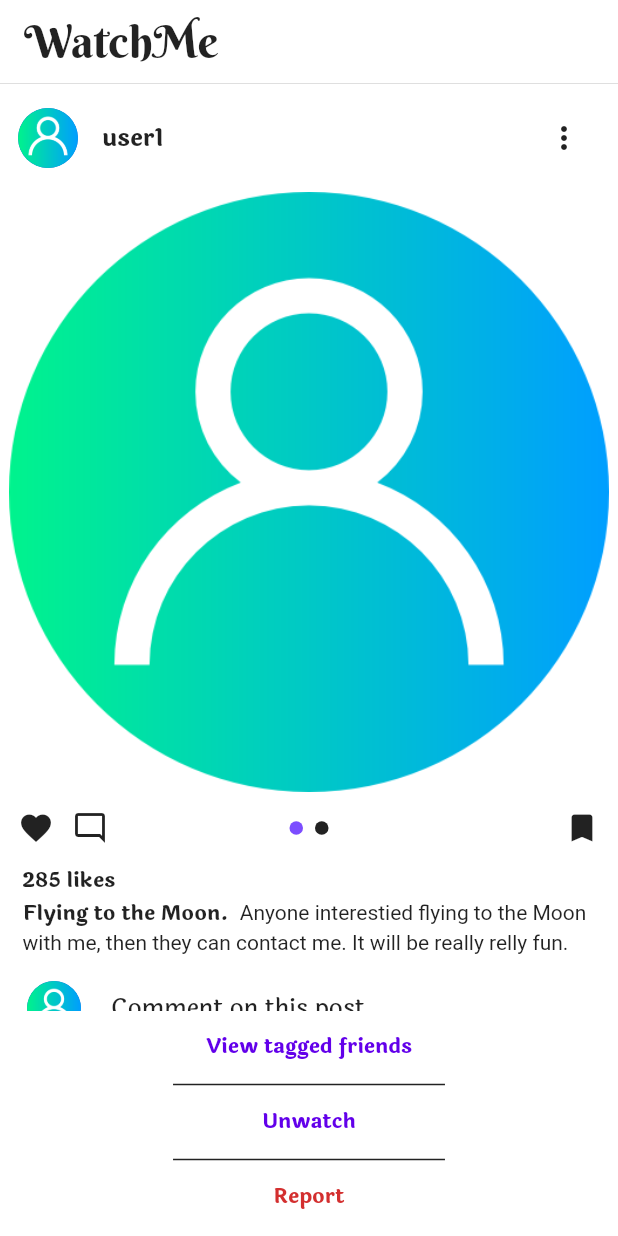
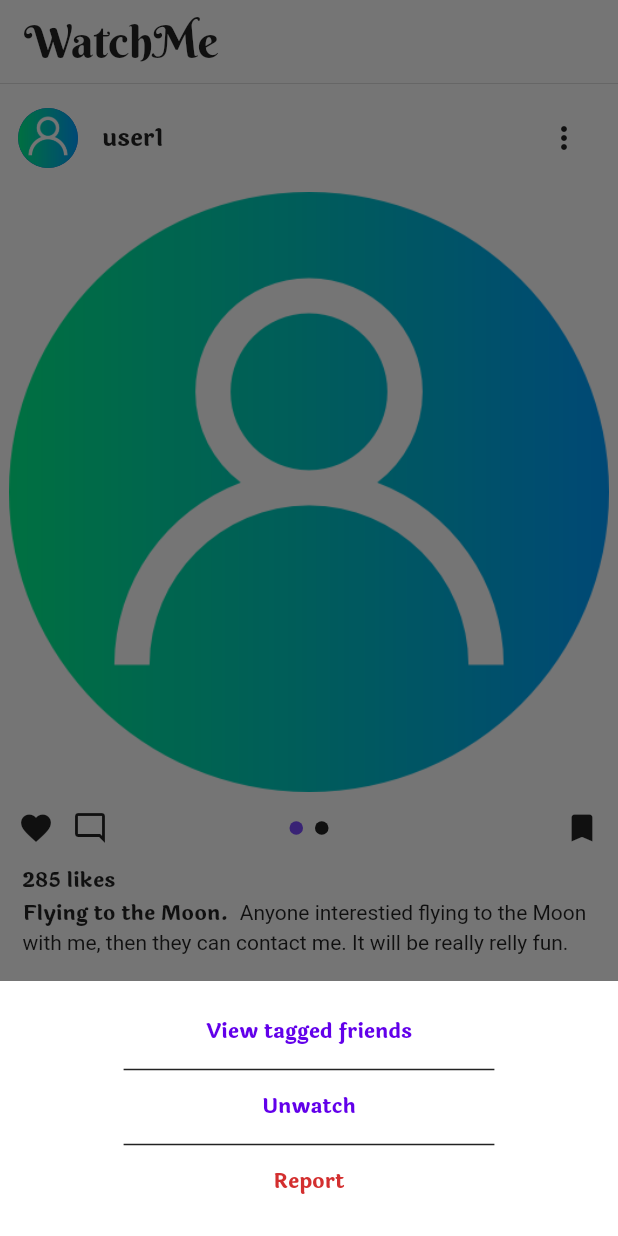
Before and after one commit to gaurishankar007/WatchMe-Flutter, a Flutter app: the screen it shows after launch, after a tap on the "more vert" icon, on a phone screen of 412 x 824 dp. Run offline on Flutter 3.47's test engine with Material 2 defaults, Android fonts, the phone set to English and light mode, and no system bars; drawn by our look-alikes of carousel_slider, smooth_page_indicator; our stand-ins replace country_picker, file_picker, flutter_holo_date_picker, flutter_riverpod, form_field_validator, motion_toast and 1 more; Roboto replaces fonts that are missing (Laila-Regulor).

```diff
--- a/lib/screens/home.dart
+++ b/lib/screens/home.dart
@@ -121,15 +121,18 @@ class _HomeState extends State<Home> {
                       ),
                       trailing: IconButton(
                         onPressed: () {
-                          final snackBar = SnackBar(
-                            backgroundColor: backColor,
-                            duration: Duration(minutes: 5),
-                            padding: EdgeInsets.symmetric(
-                              horizontal: _screenWidth * .28,
-                            ),
-                            content: Container(
-                              height: 150,
-                              child: ListView(
+                          showModalBottomSheet(
+                            context: context,
+                            builder: (builder) => Container(
+                              padding: EdgeInsets.symmetric(
+                                vertical: 10,
+                                horizontal: _screenWidth*.20,
+                              ),
+                              decoration: BoxDecoration(
+                                color: backColor,
+                              ),
+                              height: 170,
+                              child: Column(
                                 children: [
                                   TextButton(
                                     onPressed: () {},
@@ -205,7 +208,6 @@ class _HomeState extends State<Home> {
                               ),
                             ),
                           );
-                          ScaffoldMessenger.of(context).showSnackBar(snackBar);
                         },
                         icon: Icon(
                           Icons.more_vert,
```
